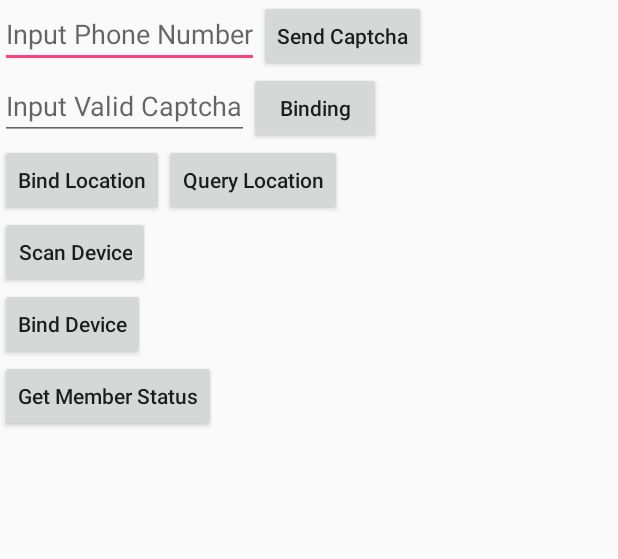
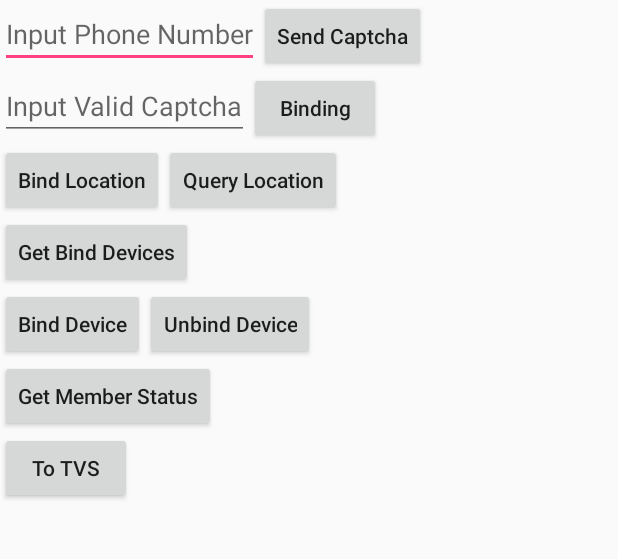
Before and after one commit to TencentDingdang/libratone, an Android app: the screen it shows after launch (MainActivity), on a phone screen of 412 x 824 dp, the part 348-907 px from its top. Run offline under Robolectric (Android 15) with nearby library versions, the phone set to English and light mode, and no system bars; libraries missing offline, so code that uses them is left out: com.tencent.ai, com.tencent.connect, oicq.wlogin_sdk.request; 19 statements that could not run were skipped.

Commit message:
update android sdk

```diff
--- a/android/demo/TVSLogin/app/src/main/java/com/tencent/ai/dobby/MyApplication.java
+++ b/android/demo/TVSLogin/app/src/main/java/com/tencent/ai/dobby/CustomApplication.java
@@ -5,11 +5,7 @@ import android.app.Application;
 import com.tencent.ai.tvs.LoginWupManager;
 import com.tencent.ai.tvs.env.ELoginEnv;
 
-/**
- * Created by quanzhu on 2017/11/22.
- */
-
-public class MyApplication extends Application {
+public class CustomApplication extends Application {
 
     private LoginWupManager manager;
 
--- a/android/demo/TVSLogin/app/src/main/java/com/tencent/ai/dobby/MainActivity.java
+++ b/android/demo/TVSLogin/app/src/main/java/com/tencent/ai/dobby/MainActivity.java
@@ -1,8 +1,6 @@
 package com.tencent.ai.dobby;
 
 import android.content.Intent;
-import android.os.Handler;
-import android.os.Looper;
 import android.support.v7.app.AppCompatActivity;
 import android.os.Bundle;
 import android.view.View;
@@ -16,32 +14,39 @@ import android.widget.Toast;
 
 import com.tencent.ai.tvs.AuthorizeListener;
 import com.tencent.ai.tvs.BindingListener;
+import com.tencent.ai.tvs.ConstantValues;
 import com.tencent.ai.tvs.LoginProxy;
 import com.tencent.ai.tvs.env.ELocationType;
 import com.tencent.ai.tvs.env.ELoginEnv;
 import com.tencent.ai.tvs.env.ELoginPlatform;
 import com.tencent.ai.tvs.env.EUserAttrType;
-import com.tencent.ai.tvs.info.BindManager;
 import com.tencent.ai.tvs.info.DeviceManager;
 import com.tencent.ai.tvs.info.LocManager;
 import com.tencent.ai.tvs.info.LocationInfo;
+import com.tencent.ai.tvs.info.ProductManager;
 import com.tencent.ai.tvs.info.PushInfoManager;
 import com.tencent.ai.tvs.info.QQInfoManager;
 import com.tencent.ai.tvs.info.QQOpenInfoManager;
 import com.tencent.ai.tvs.info.UserInfoManager;
 import com.tencent.ai.tvs.info.WxInfoManager;
 import com.tencent.ai.tvs.ui.UserCenterStateListener;
-import com.tencent.aisdk.udp.UDPClient;
 import com.tencent.connect.common.Constants;
 
+import SmartService.EAIPushIdType;
 import oicq.wlogin_sdk.request.WtloginHelper;
 
-public class MainActivity extends AppCompatActivity implements AuthorizeListener, BindingListener, UDPClient.Callback {
+public class MainActivity extends AppCompatActivity implements AuthorizeListener, BindingListener {
 
 
-    private static final String appidWx = "wxd077c3460b51e427";
-    private static final String appidQQOpen = "101429537";
-    private static final long appidQQ = 1600001268L;
+    private static final String TEST_APPID_WX = "wxd077c3460b51e427";
+    private static final String TEST_APPID_QQOPEN = "1105886239";
+    private static final long TEST_APPID_QQ = 1600001268L;
+
+    private static final String TEST_PRODUCTID = "7e8ab486-c6f6-4ecc-b52e-7ea8da82c9da:9cb1fbf4c54442cc80c9aed8cb3c25b6";
+    private static final String TEST_DSN = "FF31F085A55DD019C8575CFB";
+
+    private static final String TEST_DEVOEM = "GGMM";
+    private static final String TEST_DEVTYPE = "SPEAKER";
 
     private LoginProxy proxy;
 
@@ -77,11 +82,16 @@ public class MainActivity extends AppCompatActivity implements AuthorizeListener
     private Button devicebindButton;
     private TextView devicebindTextView;
 
-    private Button devicescanButton;
-    private TextView devicescanTextView;
+    private Button deviceunbindButton;
+    private TextView deviceunbindTextView;
+
+    private Button getBindDevicesButton;
+    private TextView getBindDevicesTextView;
 
     private Button getMemberStatusButton;
     private TextView getMemberStatusTextView;
+
+    private Button toTVSButton;
 
     private LinearLayout wxTokenLayout, qqopenTokenLayout, qqTokenLayout;
     private TextView wxATTextView, wxRTTextView, qqopenATTextView, qqATTextView;
@@ -173,6 +183,11 @@ public class MainActivity extends AppCompatActivity implements AuthorizeListener
         toUserCenterBtn.setOnClickListener(new View.OnClickListener() {
             @Override
             public void onClick(View v) {
+                deviceManager = new DeviceManager();
+                deviceManager.productId = TEST_PRODUCTID;
+                deviceManager.dsn = TEST_DSN;
+                deviceManager.deviceOEM = TEST_DEVOEM;
+                deviceManager.deviceType = TEST_DEVTYPE;
                 proxy.toUserCenter(EUserAttrType.HOMEPAGE, deviceManager);
             }
         });
@@ -180,13 +195,20 @@ public class MainActivity extends AppCompatActivity implements AuthorizeListener
         toUserCenterWithCallbackBtn.setOnClickListener(new View.OnClickListener() {
             @Override
             public void onClick(View v) {
+                deviceManager = new DeviceManager();
+                deviceManager.productId = TEST_PRODUCTID;
+                deviceManager.dsn = TEST_DSN;
+                deviceManager.deviceOEM = TEST_DEVOEM;
+                deviceManager.deviceType = TEST_DEVTYPE;
                 proxy.toUserCenter(EUserAttrType.HOMEPAGE, deviceManager, new UserCenterStateListener() {
                     @Override
-                    public void onSuccess(int type) {
+                    public void onSuccess(ELoginPlatform platform, int type) {
                         switch (type) {
                             case UserCenterStateListener.LOGIN_TYPE:
+                                ProductManager.getInstance().tvsBind(MainActivity.this, platform, TEST_PRODUCTID, TEST_DSN);
                                 break;
                             case UserCenterStateListener.LOGOUT_TYPE:
+                                ProductManager.getInstance().tvsUnbind(MainActivity.this, platform, TEST_PRODUCTID, TEST_DSN);
                                 break;
                         }
                     }
@@ -261,38 +283,35 @@ public class MainActivity extends AppCompatActivity implements AuthorizeListener
         devicebindButton.setOnClickListener(new View.OnClickListener() {
             @Override
             public void onClick(View v) {
-                PushInfoManager pushInfoManager = PushInfoManager.getInstance();
-                DeviceManager testDevManager = new DeviceManager();
-                pushInfoManager.id = "pushid";
-                pushInfoManager.idExtra = "pushidextra";
-                pushInfoManager.idType = 0;
+                PushInfoManager pushManager = PushInfoManager.getInstance();
+                DeviceManager devManager = new DeviceManager();
+                pushManager.idType = EAIPushIdType._ETVSSpeakerIdentifier;
+                pushManager.idExtra = ConstantValues.PUSHMGR_IDEXTRA;
+                devManager.productId = TEST_PRODUCTID;
+                devManager.dsn = TEST_DSN;
 
-                testDevManager.qua = "devqua";
-                testDevManager.imei = "devimei";
-                testDevManager.license = "devlc";
-                testDevManager.mac = "devmac";
-                testDevManager.qimei = "devqimei";
-                testDevManager.enrollTime = 20L;
-                testDevManager.bindTime = 10L;
-                testDevManager.guid = "devguid";
-                testDevManager.deviceName = "devname";
-                testDevManager.deviceOEMUrl = "devOEMUrl";
-                testDevManager.deviceOEM = "devOEM";
-                testDevManager.deviceType = "devType";
-                testDevManager.deviceSerial = "devSerial";
-                testDevManager.deviceId = "devId";
-                testDevManager.deviceMark = "devMark";
-
-                proxy.requestSetPushMapInfoEx(TEST_PLATFORM, pushInfoManager, testDevManager);
-//                proxy.requestSetPushMapInfo(TEST_PLATFORM, pushInfoManager, testDevManager);
+                proxy.requestSetPushMapInfoEx(TEST_PLATFORM, pushManager, devManager);
             }
         });
 
-        devicescanButton.setOnClickListener(new View.OnClickListener() {
+        deviceunbindButton.setOnClickListener(new View.OnClickListener() {
             @Override
             public void onClick(View v) {
-                UDPClient.start(MainActivity.this);
-//                proxy.requestGetPushDeviceInfo(TEST_PLATFORM);
+                PushInfoManager pushManager = PushInfoManager.getInstance();
+                DeviceManager devManager = new DeviceManager();
+                pushManager.idType = EAIPushIdType._ETVSSpeakerIdentifier;
+                pushManager.idExtra = ConstantValues.PUSHMGR_IDEXTRA;
+                devManager.productId = TEST_PRODUCTID;
+                devManager.dsn = TEST_DSN;
+
+                proxy.requestDelPushMapInfo(TEST_PLATFORM, pushManager, devManager);
+            }
+        });
+
+        getBindDevicesButton.setOnClickListener(new View.OnClickListener() {
+            @Override
+            public void onClick(View v) {
+                proxy.requestGetPushDeviceInfo(TEST_PLATFORM);
             }
         });
 
@@ -302,7 +321,7 @@ public class MainActivity extends AppCompatActivity implements AuthorizeListener
                 DeviceManager testDevManager = new DeviceManager();
                 testDevManager.qua = "devqua";
                 testDevManager.imei = "devimei";
-                testDevManager.license = "devlc";
+                testDevManager.lc = "devlc";
                 testDevManager.mac = "a0:b1:c2:d3:e4:f6";
                 testDevManager.qimei = "devqimei";
                 testDevManager.enrollTime = 20L;
@@ -313,10 +332,17 @@ public class MainActivity extends AppCompatActivity implements AuthorizeListener
                 testDevManager.deviceOEM = "Tencent";
                 testDevManager.deviceType = "SPEAKER";
                 testDevManager.deviceSerial = "devSerial";
-                testDevManager.deviceId = "devId";
+                testDevManager.productId = "devId";
                 testDevManager.deviceMark = "devMark";
 
                 proxy.getMemberStatus(TEST_PLATFORM, testDevManager);
+            }
+        });
+
+        toTVSButton.setOnClickListener(new View.OnClickListener() {
+            @Override
+            public void onClick(View v) {
+
             }
         });
     }
@@ -324,7 +350,7 @@ public class MainActivity extends AppCompatActivity implements AuthorizeListener
     @Override
     protected void onResume() {
         super.onResume();
-        proxy.handleQQOpenUserInfo();
+        proxy.handleCheckQQOpenTokenValid();
     }
 
     @Override
@@ -398,6 +424,12 @@ public class MainActivity extends AppCompatActivity implements AuthorizeListener
             case BindingListener.SET_PUSH_MAP_INFO_TYPE:
                 devicebindTextView.setText("Bind Success");
                 break;
+            case BindingListener.DEL_PUSH_MAP_INFO_TYPE:
+                deviceunbindTextView.setText("Unbind Success");
+                break;
+            case BindingListener.GET_PUSH_DEVICE_INFO_TYPE:
+                getBindDevicesTextView.setText("Get BindDevices Success count = " + ProductManager.getInstance().pushDeviceInfos.size());
+                break;
             case BindingListener.BIND_GET_MEMBER_STATUS_TYPE:
                 getMemberStatusTextView.setText("Get Member Status Success");
                 break;
@@ -432,6 +464,8 @@ public class MainActivity extends AppCompatActivity implements AuthorizeListener
             case AuthorizeListener.QQOPEN_VALID_LOGIN_TYPE:
                 Toast.makeText(MainActivity.this, "QQOpen Login InValid", Toast.LENGTH_SHORT).show();
                 break;
+            case AuthorizeListener.USERINFORECV_TYPE:
+                break;
             case BindingListener.GET_CAPTCHA_TYPE:
                 getCaptchaTextView.setText("Captcha Send Error");
                 break;
@@ -451,6 +485,12 @@ public class MainActivity extends AppCompatActivity implements AuthorizeListener
             case BindingListener.SET_PUSH_MAP_INFO_TYPE:
                 devicebindTextView.setText("Bind Error");
                 break;
+            case BindingListener.DEL_PUSH_MAP_INFO_TYPE:
+                deviceunbindTextView.setText("Unbind Error");
+                break;
+            case BindingListener.GET_PUSH_DEVICE_INFO_TYPE:
+                getBindDevicesTextView.setText("Get BindDevices Error");
+                break;
             case BindingListener.BIND_GET_MEMBER_STATUS_TYPE:
                 getMemberStatusTextView.setText("Get Member Status Error");
                 break;
@@ -462,35 +502,6 @@ public class MainActivity extends AppCompatActivity implements AuthorizeListener
         switch (type) {
             case AuthorizeListener.AUTH_TYPE:
                 break;
-        }
-    }
-
-    @Override
-    public void onUDPResponse(String ip, int req, String data) {
-        if (req == UDPClient.UDP_CLIENT_STARTED) {
-            UDPClient.requestAll(UDPClient.REQ_DEVICE_INFO);
-        }
-        else if (req == UDPClient.REQ_DEVICE_INFO) {
-            deviceManager = new DeviceManager(ip, data);
-            new Handler(Looper.getMainLooper()).post(new Runnable() {
-                @Override
-                public void run() {
-                    devicescanTextView.setText(deviceManager.toSimpleString());
-                }
-            });
-        }
-        else if (req == UDPClient.SET_ACCOUNT_INFO) {
-            BindManager.getInstance().bind(ip, "", data, new BindManager.Callback() {
-                @Override
-                public void onSuccess(String msg) {
-
-                }
-
-                @Override
-                public void onFail(String msg) {
-
-                }
-            });
         }
     }
 
@@ -526,13 +537,18 @@ public class MainActivity extends AppCompatActivity implements AuthorizeListener
         queryLocationTextView = (TextView) findViewById(R.id.querylocationtextview);
 
         devicebindButton = (Button) findViewById(R.id.devicebindbtn);
-        devicebindTextView = (TextView) findViewById(R.id.devicebindbtntextview);
+        devicebindTextView = (TextView) findViewById(R.id.devicebindtextview);
 
-        devicescanButton = (Button) findViewById(R.id.devicescanbtn);
-        devicescanTextView = (TextView) findViewById(R.id.devicescantext);
+        deviceunbindButton = (Button) findViewById(R.id.deviceunbindbtn);
+        deviceunbindTextView = (TextView) findViewById(R.id.deviceunbindtextview);
+
+        getBindDevicesButton = (Button) findViewById(R.id.getbinddevicesbtn);
+        getBindDevicesTextView = (TextView) findViewById(R.id.getbinddevicestext);
 
         getMemberStatusButton = (Button) findViewById(R.id.getmemberstatusbtn);
         getMemberStatusTextView = (TextView) findViewById(R.id.getmemberstatustext);
+
+        toTVSButton = (Button) findViewById(R.id.totvsbtn);
 
         wxTokenLayout = (LinearLayout) findViewById(R.id.wxtokenlayout);
         wxATTextView = (TextView)findViewById(R.id.accesstokenid);
@@ -546,19 +562,16 @@ public class MainActivity extends AppCompatActivity implements AuthorizeListener
     }
 
     private void registerProxy() {
-        proxy = LoginProxy.getInstance(appidWx, appidQQOpen);
-        innerProxy = LoginProxy.getInstance(appidWx, appidQQ);
-
-        /*-------------------------------------Use CustomApplication Context Start-------------------------------------*/
-//      proxy = LoginProxy.getInstance(appidWx, appidQQOpen, getApplicationContext());
-//      innerProxy = LoginProxy.getInstance(appidWx, appidQQ, getApplicationContext());
-        /*-------------------------------------Use CustomApplication Context End-------------------------------------*/
+        proxy = LoginProxy.getInstance(TEST_APPID_WX, TEST_APPID_QQOPEN, this);
+        innerProxy = LoginProxy.getInstance(TEST_APPID_WX, TEST_APPID_QQ, this);
 
         wxInfoManager = (WxInfoManager) proxy.getInfoManager(ELoginPlatform.WX);
         qqOpenInfoManager = (QQOpenInfoManager) proxy.getInfoManager(ELoginPlatform.QQOpen);
         qqInfoManager = (QQInfoManager) innerProxy.getInfoManager(ELoginPlatform.QQ);
 
         proxy.setOwnActivity(this);
+
+
         proxy.setAuthorizeListener(this);
         proxy.setBindingListener(this);
 
--- a/android/demo/TVSLogin/app/src/main/res/layout/activity_main.xml
+++ b/android/demo/TVSLogin/app/src/main/res/layout/activity_main.xml
@@ -197,19 +197,19 @@
             />
     </LinearLayout>
     <LinearLayout
-        android:id="@+id/devicescanlayout"
+        android:id="@+id/getbinddeviceslayout"
         android:layout_width="match_parent"
         android:layout_height="wrap_content"
         android:orientation="horizontal"
         android:layout_below="@id/querylocationlayout">
         <Button
-            android:id="@+id/devicescanbtn"
+            android:id="@+id/getbinddevicesbtn"
             android:layout_width="wrap_content"
             android:layout_height="wrap_content"
             android:textAllCaps="false"
-            android:text="Scan Device"/>
+            android:text="Get Bind Devices"/>
         <TextView
-            android:id="@+id/devicescantext"
+            android:id="@+id/getbinddevicestext"
             android:layout_width="wrap_content"
             android:layout_height="wrap_content"
             android:textSize="10sp"/>
@@ -218,7 +218,7 @@
         android:id="@+id/devicebindlayout"
         android:layout_width="match_parent"
         android:layout_height="wrap_content"
-        android:layout_below="@id/devicescanlayout"
+        android:layout_below="@id/getbinddeviceslayout"
         android:orientation="horizontal">
         <Button
             android:id="@+id/devicebindbtn"
@@ -227,7 +227,17 @@
             android:textAllCaps="false"
             android:text="Bind Device"/>
         <TextView
-            android:id="@+id/devicebindbtntextview"
+            android:id="@+id/devicebindtextview"
+            android:layout_width="wrap_content"
+            android:layout_height="wrap_content" />
+        <Button
+            android:id="@+id/deviceunbindbtn"
+            android:layout_width="wrap_content"
+            android:layout_height="wrap_content"
+            android:textAllCaps="false"
+            android:text="Unbind Device"/>
+        <TextView
+            android:id="@+id/deviceunbindtextview"
             android:layout_width="wrap_content"
             android:layout_height="wrap_content" />
     </LinearLayout>
@@ -248,11 +258,18 @@
             android:layout_width="wrap_content"
             android:layout_height="wrap_content" />
     </LinearLayout>
+    <Button
+        android:id="@+id/totvsbtn"
+        android:layout_width="wrap_content"
+        android:layout_height="wrap_content"
+        android:layout_below="@id/getmemberstatuslayout"
+        android:textAllCaps="false"
+        android:text="To TVS"/>
     <LinearLayout
         android:id="@+id/wxtokenlayout"
         android:layout_width="match_parent"
         android:layout_height="wrap_content"
-        android:layout_below="@id/getmemberstatuslayout"
+        android:layout_below="@id/totvsbtn"
         android:orientation="vertical"
         android:visibility="gone">
         <TextView
```
Also changed, not shown: android/demo/TVSLogin/app/src/main/AndroidManifest.xml (+4 -10 lines), android/demo/TVSLogin/app/src/main/java/com/tencent/ai/dobby/CustomLoginProxy.java (added, +36 -0 lines), 3 other files.
